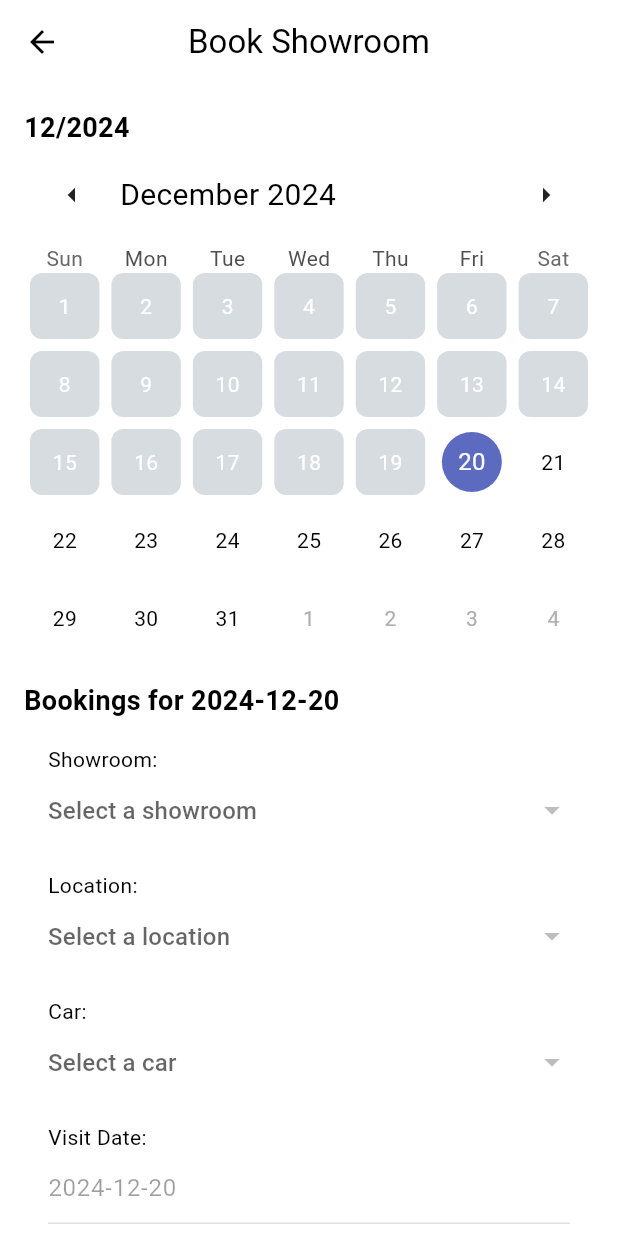
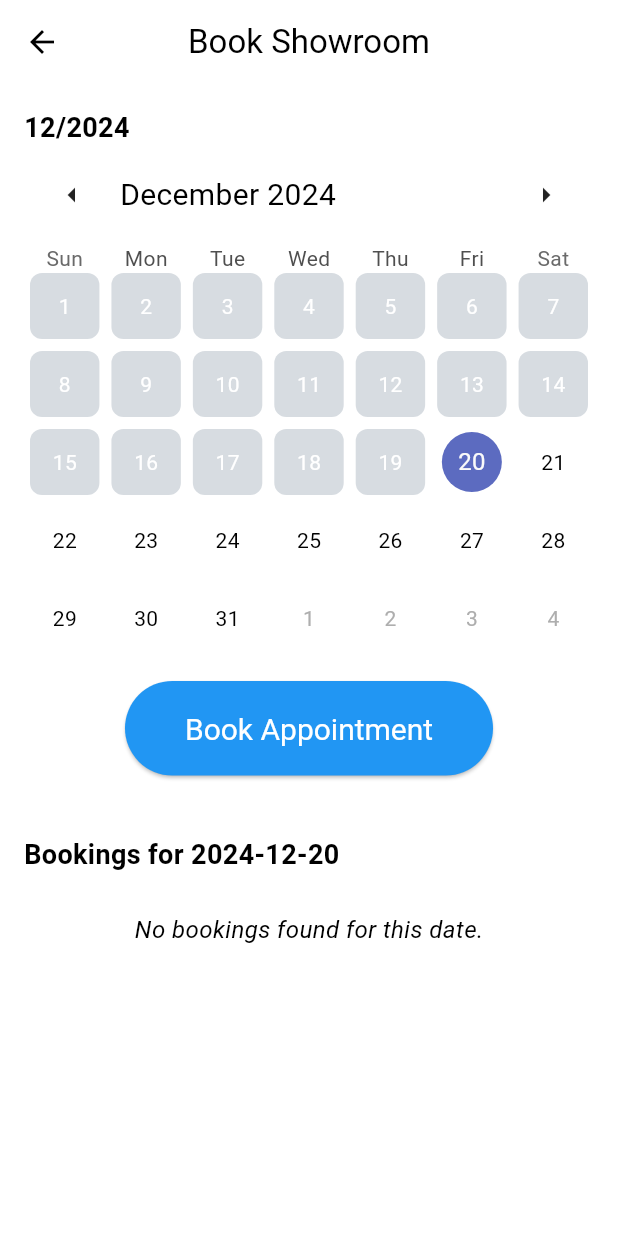
Before and after one commit to CarXpert/CarXpert-mobile, a Flutter app: the BookShowroomScreen screen opened directly, after a tap on "Book Appointment", on a phone screen of 412 x 824 dp. Run offline on Flutter 3.47's test engine with Material 3 defaults, Android fonts, the phone set to English and light mode, and no system bars; drawn by our look-alikes of table_calendar; our stand-ins replace image_picker, shared_preferences; missing offline and left inert: pbp_django_auth; accounts and stored records are empty; network calls fail.

Commit message:
finishing bookshowroom

```diff
--- /dev/null
+++ b/lib/models/booking.dart
@@ -0,0 +1,73 @@
+// To parse this JSON data, do
+//
+//     final booking = bookingFromJson(jsonString);
+
+import 'dart:convert';
+
+List<Booking> bookingFromJson(String str) => List<Booking>.from(json.decode(str).map((x) => Booking.fromJson(x)));
+
+String bookingToJson(List<Booking> data) => json.encode(List<dynamic>.from(data.map((x) => x.toJson())));
+
+class Booking {
+    String model;
+    String pk;
+    Fields fields;
+
+    Booking({
+        required this.model,
+        required this.pk,
+        required this.fields,
+    });
+
+    factory Booking.fromJson(Map<String, dynamic> json) => Booking(
+        model: json["model"],
+        pk: json["pk"],
+        fields: Fields.fromJson(json["fields"]),
+    );
+
+    Map<String, dynamic> toJson() => {
+        "model": model,
+        "pk": pk,
+        "fields": fields.toJson(),
+    };
+}
+
+class Fields {
+    int user;
+    String showroom;
+    String car;
+    DateTime visitDate;
+    String visitTime;
+    String status;
+    String notes;
+
+    Fields({
+        required this.user,
+        required this.showroom,
+        required this.car,
+        required this.visitDate,
+        required this.visitTime,
+        required this.status,
+        required this.notes,
+    });
+
+    factory Fields.fromJson(Map<String, dynamic> json) => Fields(
+        user: json["user"],
+        showroom: json["showroom"],
+        car: json["car"],
+        visitDate: DateTime.parse(json["visit_date"]),
+        visitTime: json["visit_time"],
+        status: json["status"],
+        notes: json["notes"],
+    );
+
+    Map<String, dynamic> toJson() => {
+        "user": user,
+        "showroom": showroom,
+        "car": car,
+        "visit_date": "${visitDate.year.toString().padLeft(4, '0')}-${visitDate.month.toString().padLeft(2, '0')}-${visitDate.day.toString().padLeft(2, '0')}",
+        "visit_time": visitTime,
+        "status": status,
+        "notes": notes,
+    };
+}
--- a/lib/screens/bookshowroom/bookshowroom.dart
+++ b/lib/screens/bookshowroom/bookshowroom.dart
@@ -1,5 +1,6 @@
 import 'dart:convert';
 
+import 'package:car_xpert/screens/authentication/login.dart';
 import 'package:flutter/material.dart';
 import 'package:intl/intl.dart';
 import 'package:provider/provider.dart';
@@ -128,36 +129,24 @@ class _BookShowroomScreenState extends State<BookShowroomScreen> {
                       calendarBuilders: CalendarBuilders(
                         defaultBuilder: (context, date, _) {
                           final hasBooking = bookings.any((booking) {
-                            // Assuming booking['visit_date'] is a string like 'yyyy-MM-dd'
                             final visitDateString =
                                 booking['visit_date'] as String;
-                            final visitDate = DateTime.parse(
-                                visitDateString); // Parse it into DateTime
+                            final visitDate = DateTime.parse(visitDateString);
                             final normalizedVisitDate = DateTime(
-                                visitDate.year,
-                                visitDate.month,
-                                visitDate.day); // Normalize it to ignore time
+                                visitDate.year, visitDate.month, visitDate.day);
+                            final normalizedDate =
+                                DateTime(date.year, date.month, date.day);
+                            return normalizedVisitDate
+                                .isAtSameMomentAs(normalizedDate);
+                          });
+                          final normalizedDate =
+                              DateTime(date.year, date.month, date.day);
+                          final normalizedNow = DateTime.now();
+                          final normalizedNowDate = DateTime(normalizedNow.year,
+                              normalizedNow.month, normalizedNow.day);
+                          final isPast =
+                              normalizedDate.isBefore(normalizedNowDate);
 
-                            final normalizedDate = DateTime(
-                                date.year,
-                                date.month,
-                                date.day); // Normalize the date being compared
-
-                            return normalizedVisitDate.isAtSameMomentAs(
-                                normalizedDate); // Compare the normalized dates
-                          });
-                          final normalizedDate = DateTime(date.year, date.month,
-                              date.day); // Normalize the date
-                          final normalizedNow = DateTime.now(); // Current time
-                          final normalizedNowDate = DateTime(
-                              normalizedNow.year,
-                              normalizedNow.month,
-                              normalizedNow.day); // Normalize current date
-
-                          final isPast = normalizedDate
-                              .isBefore(normalizedNowDate); // Compare only date
-
-                          // Use different color for booking dates and past dates
                           Color dateColor = Colors.white;
                           if (hasBooking) {
                             dateColor =
@@ -168,14 +157,12 @@ class _BookShowroomScreenState extends State<BookShowroomScreen> {
                           }
 
                           return Padding(
-                            padding: const EdgeInsets.all(
-                                4.0), // Spacing between dates
+                            padding: const EdgeInsets.all(4.0),
                             child: Container(
                               decoration: BoxDecoration(
                                 color: dateColor,
                                 shape: BoxShape.rectangle,
-                                borderRadius:
-                                    BorderRadius.circular(8), // Rounded squares
+                                borderRadius: BorderRadius.circular(8),
                               ),
                               child: Center(
                                 child: Text(
@@ -195,7 +182,7 @@ class _BookShowroomScreenState extends State<BookShowroomScreen> {
                             padding: const EdgeInsets.all(4.0),
                             child: Container(
                               decoration: BoxDecoration(
-                                color: Colors.blue, // Keeping it blue for today
+                                color: Colors.blue,
                                 shape: BoxShape.rectangle,
                                 borderRadius: BorderRadius.circular(8),
                               ),
@@ -219,6 +206,47 @@ class _BookShowroomScreenState extends State<BookShowroomScreen> {
                       },
                     ),
                     const SizedBox(height: 16.0),
+                    if (!isBookingFormVisible && !isPast)
+                      Center(
+                        child: Padding(
+                          padding: const EdgeInsets.only(
+                              bottom:
+                                  40.0), // Adjust vertical padding for top and bottom space
+                          child: ElevatedButton(
+                            onPressed: () {
+                              setState(() {
+                                final request = context.read<CookieRequest>();
+                                if (!request.loggedIn) {
+                                  Navigator.pushReplacement(
+                                    context,
+                                    MaterialPageRoute(
+                                        builder: (context) =>
+                                            const LoginPage()),
+                                  );
+                                  return;
+                                }
+                                isBookingFormVisible = true;
+                                currentEditingData = null;
+                              });
+                            },
+                            style: ElevatedButton.styleFrom(
+                              padding: const EdgeInsets.symmetric(
+                                  vertical: 20.0,
+                                  horizontal:
+                                      40.0), // Increase padding for a bigger button
+                              backgroundColor: Colors.blue,
+                              textStyle: const TextStyle(
+                                  fontSize:
+                                      20), // Increase font size for a bigger button label
+                            ),
+                            child: const Text(
+                              'Book Appointment',
+                              style:
+                                  TextStyle(fontSize: 20, color: Colors.white),
+                            ),
+                          ),
+                        ),
+                      ),
                     Text(
                       "Bookings for ${DateFormat('yyyy-MM-dd').format(selectedDate)}",
                       style: const TextStyle(
@@ -242,7 +270,8 @@ class _BookShowroomScreenState extends State<BookShowroomScreen> {
                         )
                       else
                         const Padding(
-                          padding: EdgeInsets.all(16.0),
+                          padding: EdgeInsets.all(25.0),
+                          child: Center(
                             child: Text(
                               'No bookings found for this date.',
                               style: TextStyle(
@@ -251,24 +280,7 @@ class _BookShowroomScreenState extends State<BookShowroomScreen> {
                               ),
                             ),
                           ),
-                      if (!isPast) ...[
-                        ElevatedButton(
-                          onPressed: () {
-                            setState(() {
-                              isBookingFormVisible = true;
-                              currentEditingData = null;
-                            });
-                          },
-                          style: ElevatedButton.styleFrom(
-                            padding: const EdgeInsets.symmetric(vertical: 16.0),
-                            backgroundColor: Colors.blue,
-                          ),
-                          child: const Text(
-                            'Book Appointment',
-                            style: TextStyle(fontSize: 16, color: Colors.white),
-                          ),
-                        ),
-                      ],
+                        )
                     ] else
                       BookingForm(
                         selectedDate: selectedDate,
@@ -423,6 +435,7 @@ class _BookingFormState extends State<BookingForm> {
           children: [
             const Text('Showroom:'),
             DropdownButtonFormField<String>(
+              isExpanded: true,
               items: showrooms
                   .map((showroom) => DropdownMenuItem<String>(
                         value: showroom,
@@ -451,6 +464,7 @@ class _BookingFormState extends State<BookingForm> {
             const SizedBox(height: 16.0),
             const Text('Location:'),
             DropdownButtonFormField<String>(
+              isExpanded: true,
               items: locations
                   .map((location) => DropdownMenuItem<String>(
                         value: location['id'],
@@ -477,6 +491,7 @@ class _BookingFormState extends State<BookingForm> {
             const SizedBox(height: 16.0),
             const Text('Car:'),
             DropdownButtonFormField<String>(
+              isExpanded: true,
               items: cars
                   .map((car) => DropdownMenuItem<String>(
                         value: car['id'],
@@ -538,6 +553,9 @@ class _BookingFormState extends State<BookingForm> {
               maxLines: 3,
             ),
             const SizedBox(height: 16.0),
+            Row(
+              mainAxisAlignment: MainAxisAlignment.center,
+              children: [
                 ElevatedButton(
                   onPressed: () async {
                     if (_formKey.currentState!.validate()) {
@@ -564,7 +582,8 @@ class _BookingFormState extends State<BookingForm> {
 
                         if (response["error"] != null) {
                           ScaffoldMessenger.of(context).showSnackBar(
-                        SnackBar(content: Text("Error: ${response['error']}")),
+                            SnackBar(
+                                content: Text("Error: ${response['error']}")),
                           );
                         } else {
                           ScaffoldMessenger.of(context).showSnackBar(
@@ -588,17 +607,35 @@ class _BookingFormState extends State<BookingForm> {
                     } else {
                       ScaffoldMessenger.of(context).showSnackBar(
                         const SnackBar(
-                        content: Text("Please complete all required fields.")),
+                            content:
+                                Text("Please complete all required fields.")),
                       );
                     }
                   },
                   child: Text(widget.editingData == null
                       ? 'Submit Booking'
                       : 'Edit Booking'),
+                  style: ElevatedButton.styleFrom(
+                    padding: const EdgeInsets.symmetric(
+                      horizontal: 30.0,
+                      vertical: 15.0,
                     ),
+                    textStyle: const TextStyle(fontSize: 16),
+                  ),
+                ),
+                const SizedBox(width: 16.0),
                 ElevatedButton(
                   onPressed: widget.onCancel,
                   child: const Text('Cancel'),
+                  style: ElevatedButton.styleFrom(
+                    padding: const EdgeInsets.symmetric(
+                      horizontal: 30.0,
+                      vertical: 15.0,
+                    ),
+                    textStyle: const TextStyle(fontSize: 16),
+                  ),
+                ),
+              ],
             ),
           ],
         ),
```
Also changed, not shown: lib/screens/bookshowroom/bookingcard.dart (+28 -16 lines). Lines whose indentation alone changed are shown as unchanged.
